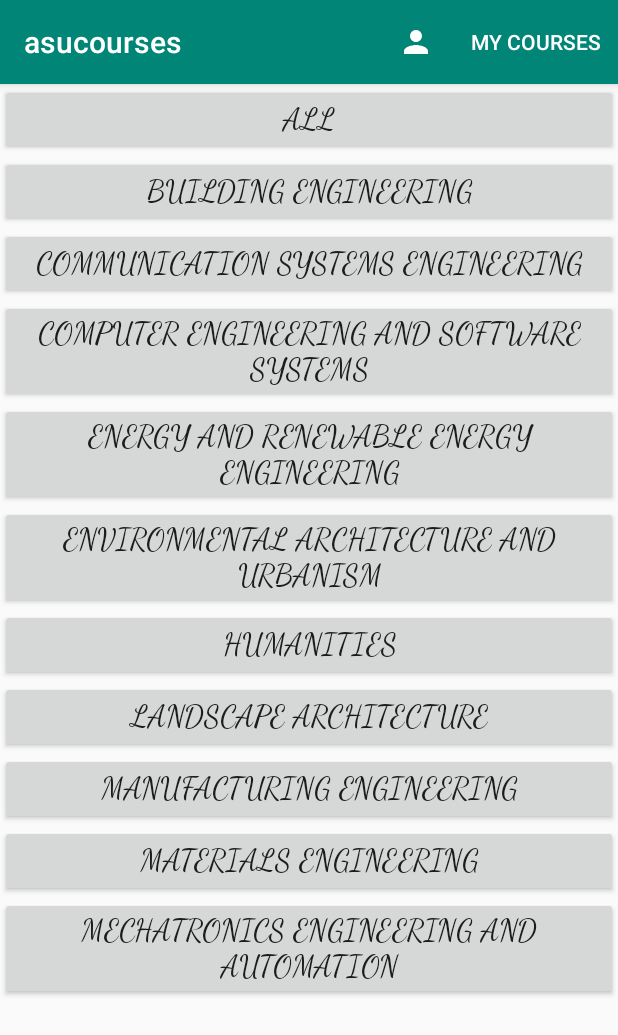
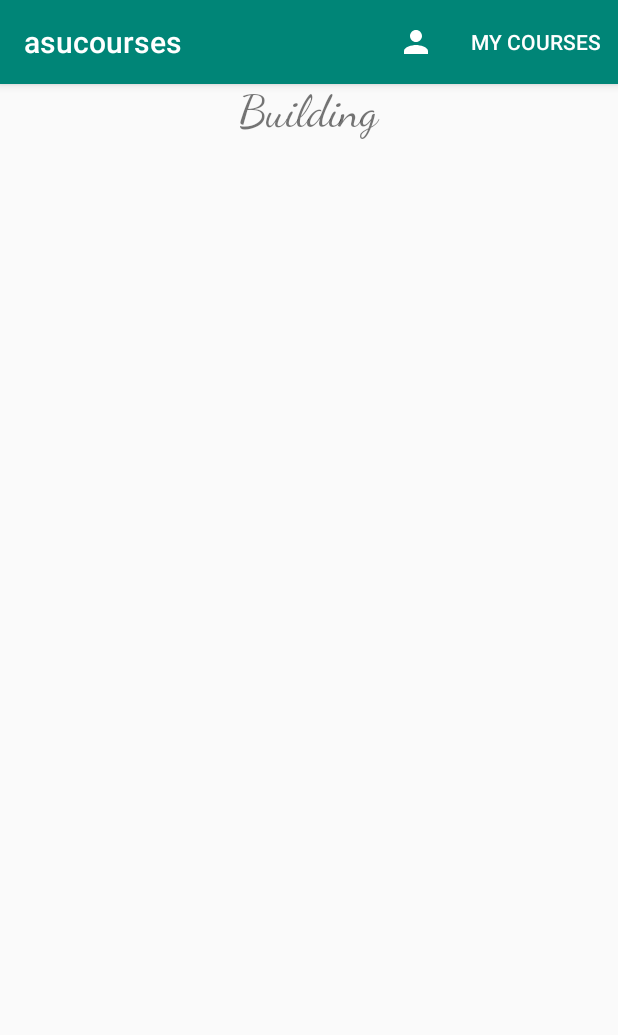
Before and after one commit to catalyzedgrey/ASU-Courses, an Android app: the screen it shows after launch (MainActivity), on a phone screen of 412 x 824 dp. Shown: the top 1035 px of the screen. Run offline under Robolectric (Android 15) with nearby library versions, the phone set to English and light mode, and no system bars.

Commit message:
Changed the Design to implement the Recycler-View adding new packages and activities

```diff
--- a/app/build.gradle
+++ b/app/build.gradle
@@ -31,4 +31,5 @@ dependencies {
     // gson
     implementation 'com.squareup.retrofit2:converter-gson:2.6.0'
     implementation 'com.google.code.gson:gson:2.8.5'
+    implementation 'com.android.support:recyclerview-v7:28.0.0'
 }
--- /dev/null
+++ b/app/src/main/java/com/asu/asucourses/ItemView/TrackItem.java
@@ -0,0 +1,23 @@
+package com.asu.asucourses.ItemView;
+
+import android.support.annotation.NonNull;
+import android.support.v7.widget.RecyclerView;
+import android.view.View;
+import android.widget.TextView;
+
+import com.asu.asucourses.R;
+import com.asu.asucourses.models.Track;
+
+public class TrackItem extends RecyclerView.ViewHolder {
+
+    private TextView title;
+
+    public TrackItem(@NonNull View itemView) {
+        super(itemView);
+        title = itemView.findViewById(R.id.itemViewTrack);
+    }
+
+    public void bindTrack(Track track) {
+        title.setText(track.getTrackName());
+    }
+}
--- a/app/src/main/java/com/asu/asucourses/activities/MainActivity.java
+++ b/app/src/main/java/com/asu/asucourses/activities/MainActivity.java
@@ -3,19 +3,30 @@ package com.asu.asucourses.activities;
 import android.content.Intent;
 import android.support.v7.app.AppCompatActivity;
 import android.os.Bundle;
+import android.support.v7.widget.LinearLayoutManager;
+import android.support.v7.widget.RecyclerView;
 import android.view.Menu;
 import android.view.MenuInflater;
 import android.view.MenuItem;
 import android.view.View;
 import android.widget.Button;
+import android.widget.TextView;
 
+import com.asu.asucourses.ItemView.TrackItem;
 import com.asu.asucourses.R;
+import com.asu.asucourses.adapters.TrackAdapter;
 import com.asu.asucourses.application.User;
+import com.asu.asucourses.models.ITrackModel;
+import com.asu.asucourses.models.Track;
+import com.asu.asucourses.services.TrackService;
 
-public class MainActivity extends AppCompatActivity {
-    Button all, buildingEngineering, communicationSystemsEngineering, computerEngineering, energyEngineering, environmentalArchitecture,
-            humanities, landscapeArchitecture, manufacturingEngineering, materialsEngineering, mechatronicsEngineering;
+import java.util.ArrayList;
+import java.util.List;
 
+public class MainActivity extends AppCompatActivity implements ITrackModel {
+    private RecyclerView Recycler_view;
+    private List<Track> trackList = new ArrayList<>();
+    private TrackAdapter trackAdapter;
 
 
     @Override
@@ -23,114 +34,29 @@ public class MainActivity extends AppCompatActivity {
         super.onCreate(savedInstanceState);
         setContentView(R.layout.activity_main);
 
+        prepareData();
         init();
-        setButtonListeners();
+        //Todo: add on-click Listeners for items
+
+    }
+
+    private void prepareData() {
+        new TrackService(this).execute("http://jsonstub.com/load-tracks");
+        // to Test the on click listeners please comment after service is active
+        // Todo: comment this when service is available
+        Track t = new Track("1", "Building");
+        trackList.add(t);
+
     }
 
     private void init() {
-        all = findViewById(R.id.allBtn);
-        buildingEngineering = findViewById(R.id.buildingEngineeringBtn);
-        communicationSystemsEngineering = findViewById(R.id.communicationSystemsEngineeringBtn);
-        computerEngineering = findViewById(R.id.computerEngineeringBtn);
-        energyEngineering = findViewById(R.id.energyEngineeringBtn);
-        environmentalArchitecture = findViewById(R.id.environmentalArchitectureBtn);
-        humanities = findViewById(R.id.humanitiesBtn);
-        landscapeArchitecture = findViewById(R.id.landscapeArchitectureBtn);
-        manufacturingEngineering = findViewById(R.id.manufacturingEngineeringBtn);
-        materialsEngineering = findViewById(R.id.materialsEngineeringBtn);
-        mechatronicsEngineering = findViewById(R.id.mechatronicsEngineeringBtn);
+        RecyclerView.LayoutManager mLayoutManager = new LinearLayoutManager(getApplicationContext());
+        Recycler_view = findViewById(R.id.RecyclerViewMainActivity);
+        Recycler_view.setLayoutManager(mLayoutManager);
+        trackAdapter = new TrackAdapter(trackList);
+        Recycler_view.setAdapter(trackAdapter);
     }
 
-    private void setButtonListeners(){
-        all.setOnClickListener(new View.OnClickListener() {
-            @Override
-            public void onClick(View view) {
-                Intent i = new Intent(MainActivity.this, CoursesListActivity.class);
-                startActivity(i);
-                /*when courses list activity is done we will add the put extra here*/
-            }
-        });
-        buildingEngineering.setOnClickListener(new View.OnClickListener() {
-            @Override
-            public void onClick(View view) {
-                Intent i = new Intent(MainActivity.this, CoursesListActivity.class);
-                startActivity(i);
-                /*when courses list activity is done we will add the put extra here*/
-            }
-        });
-        communicationSystemsEngineering.setOnClickListener(new View.OnClickListener() {
-            @Override
-            public void onClick(View view) {
-                Intent i = new Intent(MainActivity.this, CoursesListActivity.class);
-                startActivity(i);
-                /*when courses list activity is done we will add the put extra here*/
-            }
-        });
-        computerEngineering.setOnClickListener(new View.OnClickListener() {
-            @Override
-            public void onClick(View view) {
-                Intent i = new Intent(MainActivity.this, CoursesListActivity.class);
-                startActivity(i);
-                /*when courses list activity is done we will add the put extra here*/
-            }
-        });
-        energyEngineering.setOnClickListener(new View.OnClickListener() {
-            @Override
-            public void onClick(View view) {
-                Intent i = new Intent(MainActivity.this, CoursesListActivity.class);
-                startActivity(i);
-                /*when courses list activity is done we will add the put extra here*/
-            }
-        });
-        environmentalArchitecture.setOnClickListener(new View.OnClickListener() {
-            @Override
-            public void onClick(View view) {
-                Intent i = new Intent(MainActivity.this, CoursesListActivity.class);
-                startActivity(i);
-                /*when courses list activity is done we will add the put extra here*/
-            }
-        });
-        humanities.setOnClickListener(new View.OnClickListener() {
-            @Override
-            public void onClick(View view) {
-                Intent i = new Intent(MainActivity.this, CoursesListActivity.class);
-                startActivity(i);
-                /*when courses list activity is done we will add the put extra here*/
-            }
-        });
-        landscapeArchitecture.setOnClickListener(new View.OnClickListener() {
-            @Override
-            public void onClick(View view) {
-                Intent i = new Intent(MainActivity.this, CoursesListActivity.class);
-                startActivity(i);
-                /*when courses list activity is done we will add the put extra here*/
-            }
-        });
-        manufacturingEngineering.setOnClickListener(new View.OnClickListener() {
-            @Override
-            public void onClick(View view) {
-                Intent i = new Intent(MainActivity.this, CoursesListActivity.class);
-                startActivity(i);
-                /*when courses list activity is done we will add the put extra here*/
-            }
-        });
-        materialsEngineering.setOnClickListener(new View.OnClickListener() {
-            @Override
-            public void onClick(View view) {
-                Intent i = new Intent(MainActivity.this, CoursesListActivity.class);
-                startActivity(i);
-                /*when courses list activity is done we will add the put extra here*/
-            }
-        });
-        mechatronicsEngineering.setOnClickListener(new View.OnClickListener() {
-            @Override
-            public void onClick(View view) {
-                Intent i = new Intent(MainActivity.this, CoursesListActivity.class);
-                startActivity(i);
-                /*when courses list activity is done we will add the put extra here*/
-            }
-        });
-    }
 
     @Override
     public boolean onCreateOptionsMenu(Menu menu) {
@@ -149,7 +75,7 @@ public class MainActivity extends AppCompatActivity {
     @Override
     public boolean onOptionsItemSelected(MenuItem item) {
         Intent intent;
-        switch (item.getItemId()){
+        switch (item.getItemId()) {
             case R.id.login_item_menu:
                 intent = new Intent(this, LoginActivity.class);
                 startActivity(intent);
@@ -162,4 +88,10 @@ public class MainActivity extends AppCompatActivity {
                 return super.onOptionsItemSelected(item);
         }
     }
+
+    @Override
+    public void onTrackServiceListener(List<Track> tracks) {
+        this.trackList = tracks;
+
+    }
 }
--- /dev/null
+++ b/app/src/main/java/com/asu/asucourses/adapters/TrackAdapter.java
@@ -0,0 +1,38 @@
+package com.asu.asucourses.adapters;
+
+import android.support.annotation.NonNull;
+import android.support.v7.widget.RecyclerView;
+import android.view.LayoutInflater;
+import android.view.View;
+import android.view.ViewGroup;
+
+import com.asu.asucourses.ItemView.TrackItem;
+import com.asu.asucourses.R;
+import com.asu.asucourses.models.Track;
+
+import java.util.List;
+
+public class TrackAdapter extends RecyclerView.Adapter<TrackItem> {
+    private List<Track> tracks;
+
+    public TrackAdapter(List<Track> Tracks) {
+        this.tracks = Tracks;
+    }
+
+    @NonNull
+    @Override
+    public TrackItem onCreateViewHolder(@NonNull ViewGroup viewGroup, int i) {
+        View itemView = LayoutInflater.from(viewGroup.getContext()).inflate(R.layout.activity_track_item, viewGroup, false);
+        return new TrackItem(itemView);
+    }
+
+    @Override
+    public void onBindViewHolder(@NonNull TrackItem trackItem, int i) {
+        trackItem.bindTrack(tracks.get(i));
+    }
+
+    @Override
+    public int getItemCount() {
+        return tracks.size();
+    }
+}
--- a/app/src/main/res/layout/activity_main.xml
+++ b/app/src/main/res/layout/activity_main.xml
@@ -8,112 +8,120 @@
     android:layout_height="match_parent"
     tools:context=".activities.MainActivity">
 
-    <android.support.constraint.ConstraintLayout
-        android:id="@+id/constraintLayoutMainActivity"
+    <!--<android.support.constraint.ConstraintLayout-->
+    <!--android:id="@+id/constraintLayoutMainActivity"-->
+    <!--android:layout_width="match_parent"-->
+    <!--android:layout_height="wrap_content">-->
+    <!---->
+    <!--<Button-->
+    <!--android:id="@+id/allBtn"-->
+    <!--android:layout_width="match_parent"-->
+    <!--android:layout_height="wrap_content"-->
+    <!--android:fontFamily="cursive"-->
+    <!--android:text="@string/allBtn"-->
+    <!--android:textSize="20sp"-->
+    <!--app:layout_constraintEnd_toEndOf="parent"-->
+    <!--app:layout_constraintStart_toStartOf="parent"-->
+    <!--app:layout_constraintTop_toTopOf="parent" />-->
+    <!---->
+    <!--<Button-->
+    <!--android:id="@+id/buildingEngineeringBtn"-->
+    <!--android:layout_width="match_parent"-->
+    <!--android:layout_height="wrap_content"-->
+    <!--android:fontFamily="cursive"-->
+    <!--android:text="@string/buildingEngineeringBtn"-->
+    <!--android:textSize="20sp"-->
+    <!--app:layout_constraintTop_toBottomOf="@id/allBtn" />-->
+    <!---->
+    <!--<Button-->
+    <!--android:id="@+id/communicationSystemsEngineeringBtn"-->
+    <!--android:layout_width="match_parent"-->
+    <!--android:layout_height="wrap_content"-->
+    <!--android:fontFamily="cursive"-->
+    <!--android:text="@string/communicationSystemsEngineeringBtn"-->
+    <!--android:textSize="20sp"-->
+    <!--app:layout_constraintTop_toBottomOf="@id/buildingEngineeringBtn" />-->
+    <!---->
+    <!--<Button-->
+    <!--android:id="@+id/computerEngineeringBtn"-->
+    <!--android:layout_width="match_parent"-->
+    <!--android:layout_height="wrap_content"-->
+    <!--android:fontFamily="cursive"-->
+    <!--android:text="@string/computerEngineeringBtn"-->
+    <!--android:textSize="20sp"-->
+    <!--app:layout_constraintTop_toBottomOf="@id/communicationSystemsEngineeringBtn" />-->
+    <!---->
+    <!--<Button-->
+    <!--android:id="@+id/energyEngineeringBtn"-->
+    <!--android:layout_width="match_parent"-->
+    <!--android:layout_height="wrap_content"-->
+    <!--android:fontFamily="cursive"-->
+    <!--android:text="@string/energyEngineeringBtn"-->
+    <!--android:textSize="20sp"-->
+    <!--app:layout_constraintTop_toBottomOf="@id/computerEngineeringBtn" />-->
+    <!---->
+    <!--<Button-->
+    <!--android:id="@+id/environmentalArchitectureBtn"-->
+    <!--android:layout_width="match_parent"-->
+    <!--android:layout_height="wrap_content"-->
+    <!--android:fontFamily="cursive"-->
+    <!--android:text="@string/environmentalArchitectureBtn"-->
+    <!--android:textSize="20sp"-->
+    <!--app:layout_constraintTop_toBottomOf="@id/energyEngineeringBtn" />-->
+    <!---->
+    <!--<Button-->
+    <!--android:id="@+id/humanitiesBtn"-->
+    <!--android:layout_width="match_parent"-->
+    <!--android:layout_height="wrap_content"-->
+    <!--android:fontFamily="cursive"-->
+    <!--android:text="@string/humanitiesBtn"-->
+    <!--android:textSize="20sp"-->
+    <!--app:layout_constraintTop_toBottomOf="@id/environmentalArchitectureBtn" />-->
+    <!---->
+    <!--<Button-->
+    <!--android:id="@+id/landscapeArchitectureBtn"-->
+    <!--android:layout_width="match_parent"-->
+    <!--android:layout_height="wrap_content"-->
+    <!--android:fontFamily="cursive"-->
+    <!--android:text="@string/landscapeArchitectureBtn"-->
+    <!--android:textSize="20sp"-->
+    <!--app:layout_constraintTop_toBottomOf="@id/humanitiesBtn" />-->
+    <!---->
+    <!--<Button-->
+    <!--android:id="@+id/manufacturingEngineeringBtn"-->
+    <!--android:layout_width="match_parent"-->
+    <!--android:layout_height="wrap_content"-->
+    <!--android:fontFamily="cursive"-->
+    <!--android:text="@string/manufacturingEngineeringBtn"-->
+    <!--android:textSize="20sp"-->
+    <!--app:layout_constraintTop_toBottomOf="@id/landscapeArchitectureBtn" />-->
+    <!---->
+    <!--<Button-->
+    <!--android:id="@+id/materialsEngineeringBtn"-->
+    <!--android:layout_width="match_parent"-->
+    <!--android:layout_height="wrap_content"-->
+    <!--android:fontFamily="cursive"-->
+    <!--android:text="@string/materialsEngineeringBtn"-->
+    <!--android:textSize="20sp"-->
+    <!--app:layout_constraintTop_toBottomOf="@id/manufacturingEngineeringBtn" />-->
+    <!---->
+    <!--<Button-->
+    <!--android:id="@+id/mechatronicsEngineeringBtn"-->
+    <!--android:layout_width="match_parent"-->
+    <!--android:layout_height="wrap_content"-->
+    <!--android:fontFamily="cursive"-->
+    <!--android:text="@string/mechatronicsEngineeringBtn"-->
+    <!--android:textSize="20sp"-->
+    <!--app:layout_constraintTop_toBottomOf="@id/materialsEngineeringBtn" />-->
+    <!---->
+    <!--</android.support.constraint.ConstraintLayout> //-->
+    <!---->
+
+    <android.support.v7.widget.RecyclerView
+        android:id="@+id/RecyclerViewMainActivity"
         android:layout_width="match_parent"
         android:layout_height="wrap_content">
 
-        <Button
-            android:id="@+id/allBtn"
-            android:layout_width="match_parent"
-            android:layout_height="wrap_content"
-            android:fontFamily="cursive"
-            android:text="@string/allBtn"
-            android:textSize="20sp"
-            app:layout_constraintEnd_toEndOf="parent"
-            app:layout_constraintStart_toStartOf="parent"
-            app:layout_constraintTop_toTopOf="parent" />
-
-        <Button
-            android:id="@+id/buildingEngineeringBtn"
-            android:layout_width="match_parent"
-            android:layout_height="wrap_content"
-            android:fontFamily="cursive"
-            android:text="@string/buildingEngineeringBtn"
-            android:textSize="20sp"
-            app:layout_constraintTop_toBottomOf="@id/allBtn" />
-
-        <Button
-            android:id="@+id/communicationSystemsEngineeringBtn"
-            android:layout_width="match_parent"
-            android:layout_height="wrap_content"
-            android:fontFamily="cursive"
-            android:text="@string/communicationSystemsEngineeringBtn"
-            android:textSize="20sp"
-            app:layout_constraintTop_toBottomOf="@id/buildingEngineeringBtn" />
-
-        <Button
-            android:id="@+id/computerEngineeringBtn"
-            android:layout_width="match_parent"
-            android:layout_height="wrap_content"
-            android:fontFamily="cursive"
-            android:text="@string/computerEngineeringBtn"
-            android:textSize="20sp"
-            app:layout_constraintTop_toBottomOf="@id/communicationSystemsEngineeringBtn" />
-
-        <Button
-            android:id="@+id/energyEngineeringBtn"
-            android:layout_width="match_parent"
-            android:layout_height="wrap_content"
-            android:fontFamily="cursive"
-            android:text="@string/energyEngineeringBtn"
-            android:textSize="20sp"
-            app:layout_constraintTop_toBottomOf="@id/computerEngineeringBtn" />
-
-        <Button
-            android:id="@+id/environmentalArchitectureBtn"
-            android:layout_width="match_parent"
-            android:layout_height="wrap_content"
-            android:fontFamily="cursive"
-            android:text="@string/environmentalArchitectureBtn"
-            android:textSize="20sp"
-            app:layout_constraintTop_toBottomOf="@id/energyEngineeringBtn" />
-
-        <Button
-            android:id="@+id/humanitiesBtn"
-            android:layout_width="match_parent"
-            android:layout_height="wrap_content"
-            android:fontFamily="cursive"
-            android:text="@string/humanitiesBtn"
-            android:textSize="20sp"
-            app:layout_constraintTop_toBottomOf="@id/environmentalArchitectureBtn" />
-
-        <Button
-            android:id="@+id/landscapeArchitectureBtn"
-            android:layout_width="match_parent"
-            android:layout_height="wrap_content"
-            android:fontFamily="cursive"
-            android:text="@string/landscapeArchitectureBtn"
-            android:textSize="20sp"
-            app:layout_constraintTop_toBottomOf="@id/humanitiesBtn" />
-
-        <Button
-            android:id="@+id/manufacturingEngineeringBtn"
-            android:layout_width="match_parent"
-            android:layout_height="wrap_content"
-            android:fontFamily="cursive"
-            android:text="@string/manufacturingEngineeringBtn"
-            android:textSize="20sp"
-            app:layout_constraintTop_toBottomOf="@id/landscapeArchitectureBtn" />
-
-        <Button
-            android:id="@+id/materialsEngineeringBtn"
-            android:layout_width="match_parent"
-            android:layout_height="wrap_content"
-            android:fontFamily="cursive"
-            android:text="@string/materialsEngineeringBtn"
-            android:textSize="20sp"
-            app:layout_constraintTop_toBottomOf="@id/manufacturingEngineeringBtn" />
-
-        <Button
-            android:id="@+id/mechatronicsEngineeringBtn"
-            android:layout_width="match_parent"
-            android:layout_height="wrap_content"
-            android:fontFamily="cursive"
-            android:text="@string/mechatronicsEngineeringBtn"
-            android:textSize="20sp"
-            app:layout_constraintTop_toBottomOf="@id/materialsEngineeringBtn" />
-
-    </android.support.constraint.ConstraintLayout>
+    </android.support.v7.widget.RecyclerView>
 
 </ScrollView>
--- /dev/null
+++ b/app/src/main/res/layout/activity_track_item.xml
@@ -0,0 +1,15 @@
+<?xml version="1.0" encoding="utf-8"?>
+<LinearLayout xmlns:android="http://schemas.android.com/apk/res/android"
+    android:layout_width="match_parent"
+    android:layout_height="wrap_content">
+
+    <TextView
+
+        android:id="@+id/itemViewTrack"
+        android:layout_width="match_parent"
+        android:layout_height="wrap_content"
+        android:fontFamily="cursive"
+        android:textAlignment="center"
+        android:textSize="30sp" />
+
+</LinearLayout>
```
